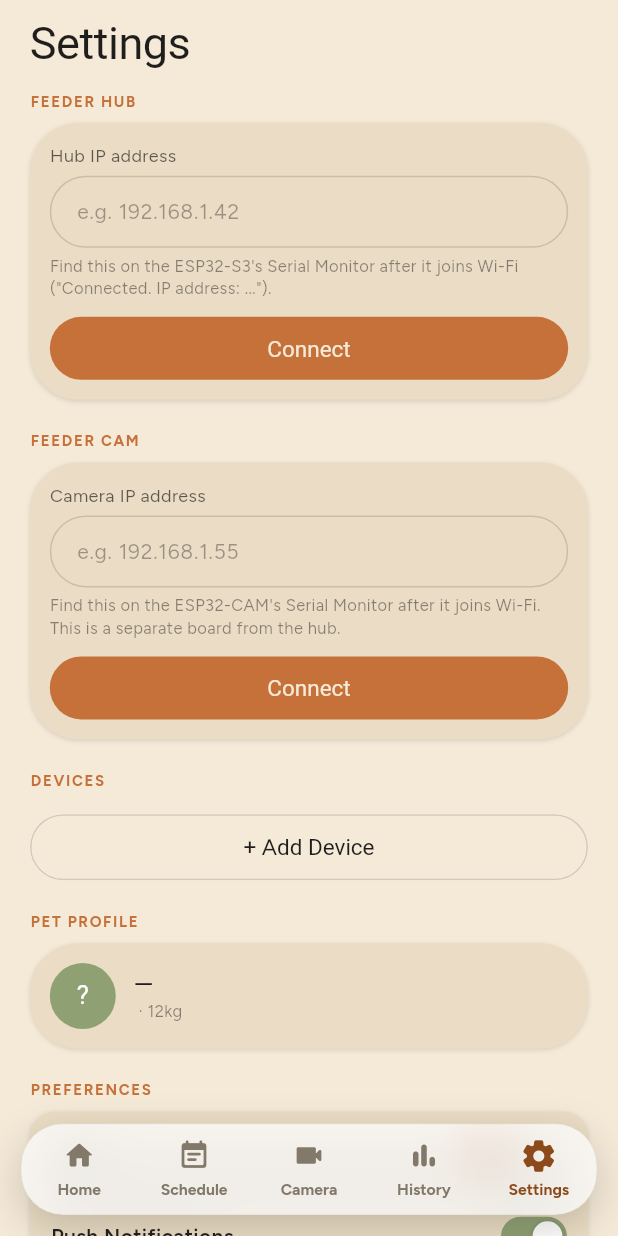
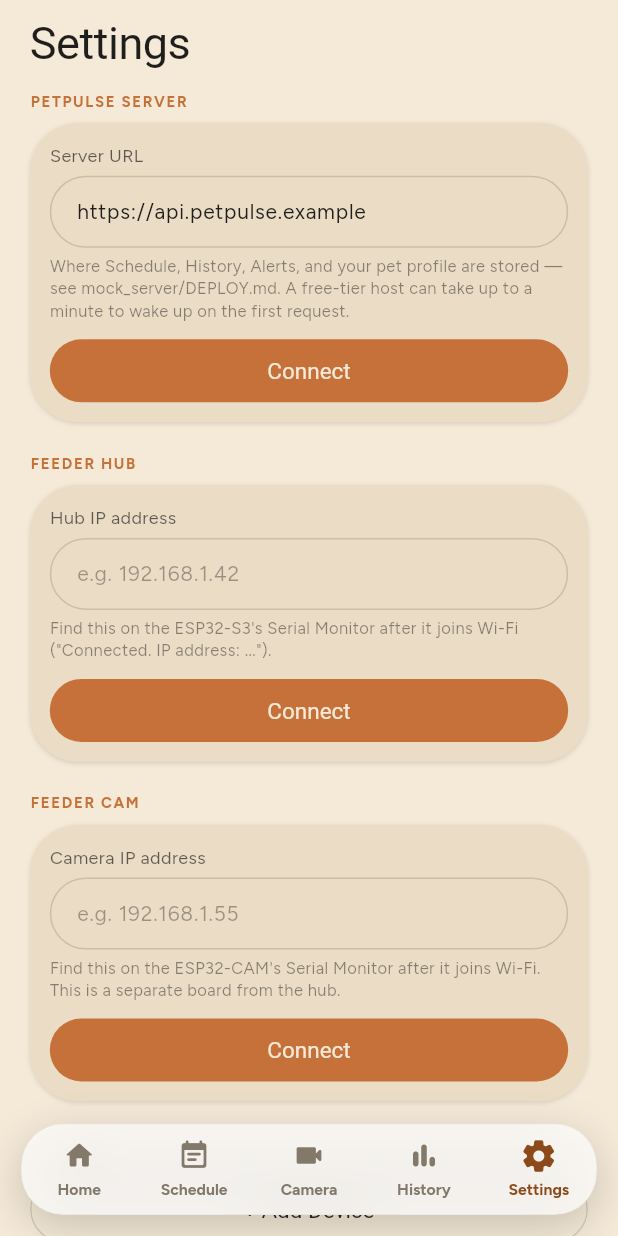
Before and after one commit to SriRamkunamsetty/Petpulse-SmartCare-App, a Flutter app: the RootShell screen opened directly, item 5 of the bottom bar chosen, on a phone screen of 412 x 824 dp. Run offline on Flutter 3.47's test engine with Material 3 defaults, Android fonts, the phone set to English and light mode, and no system bars; our stand-ins replace flutter_local_notifications, google_fonts, permission_handler, shared_preferences; missing offline and left inert: network_info_plus; accounts and stored records are empty; network calls fail; Roboto replaces fonts that are missing (Caprasimo).

Commit message:
Add missing PetPulse Server field to Settings
Settings only had Feeder Hub/Cam IP fields — there was no UI for the
cloud/mock server URL at all, so the Render URL had no home to be
entered into. Adds a "PetPulse Server" card matching the existing
Hub/Cam connection card pattern, with cold-start-aware health check.

Co-Authored-By: Claude Sonnet 5 <noreply@anthropic.com>
Claude-Session: https://claude.ai/code/session_011rVkzKzTU3YKGzo15omvvq

```diff
--- a/app/lib/screens/settings_screen.dart
+++ b/app/lib/screens/settings_screen.dart
@@ -31,6 +31,8 @@ class SettingsScreen extends StatelessWidget {
             child: Column(
               crossAxisAlignment: CrossAxisAlignment.start,
               children: [
+                const _ServerConnectionCard(),
+                const SizedBox(height: 20),
                 const _HubConnectionCard(),
                 const SizedBox(height: 20),
                 const _CamConnectionCard(),
@@ -249,6 +251,130 @@ class _DeviceRow extends StatelessWidget {
         DeviceKind.loadCell => 'Bowl weight sensor',
         DeviceKind.ultrasonic => 'Food-level sensor',
       };
+}
+
+/// Lets the user point the app at their deployed cloud/mock server (e.g. a
+/// Render URL) — this is where Schedule, History, Alerts, and the pet
+/// profile live; see docs/API_CONTRACT.md and mock_server/DEPLOY.md.
+/// Distinct from the Feeder Hub/Cam cards below, which are LAN-only IPs for
+/// the physical boards.
+class _ServerConnectionCard extends StatefulWidget {
+  const _ServerConnectionCard();
+
+  @override
+  State<_ServerConnectionCard> createState() => _ServerConnectionCardState();
+}
+
+class _ServerConnectionCardState extends State<_ServerConnectionCard> {
+  late final TextEditingController _controller;
+  bool _testing = false;
+  bool? _lastResult;
+
+  @override
+  void initState() {
+    super.initState();
+    _controller =
+        TextEditingController(text: context.read<ApiService>().cloudBaseUrl);
+  }
+
+  @override
+  void dispose() {
+    _controller.dispose();
+    super.dispose();
+  }
+
+  Future<void> _connect() async {
+    var url = _controller.text.trim();
+    if (url.isEmpty) return;
+    if (!url.startsWith('http://') && !url.startsWith('https://')) {
+      url = 'https://$url';
+    }
+    url = url.replaceFirst(RegExp(r'/+$'), '');
+    _controller.text = url;
+    setState(() {
+      _testing = true;
+      _lastResult = null;
+    });
+    final api = context.read<ApiService>();
+    final ok = await api.testCloudUrl(url);
+    if (ok) {
+      await api.setCloudBaseUrl(url);
+    }
+    if (!mounted) return;
+    setState(() {
+      _testing = false;
+      _lastResult = ok;
+    });
+  }
+
+  @override
+  Widget build(BuildContext context) {
+    return Column(
+      crossAxisAlignment: CrossAxisAlignment.start,
+      children: [
+        const PpCardKicker('PetPulse Server'),
+        const SizedBox(height: 8),
+        PpCard(
+          elevation: PpCardElevation.sm,
+          child: Column(
+            crossAxisAlignment: CrossAxisAlignment.start,
+            children: [
+              PpInput(
+                label: 'Server URL',
+                controller: _controller,
+                placeholder: 'https://your-service.onrender.com',
+              ),
+              const SizedBox(height: 4),
+              Text(
+                'Where Schedule, History, Alerts, and your pet profile are '
+                'stored — see mock_server/DEPLOY.md. A free-tier host can '
+                'take up to a minute to wake up on the first request.',
+                style: ppBody(
+                    size: 11, color: PpColors.text.withValues(alpha: 0.5)),
+              ),
+              const SizedBox(height: 12),
+              PpButton(
+                label: _testing ? 'Connecting…' : 'Connect',
+                height: 42,
+                onPressed: _testing ? null : _connect,
+              ),
+              if (_lastResult != null) ...[
+                const SizedBox(height: 8),
+                Row(
+                  crossAxisAlignment: CrossAxisAlignment.start,
+                  children: [
+                    Icon(
+                      _lastResult!
+                          ? Icons.check_circle_rounded
+                          : Icons.error_rounded,
+                      size: 16,
+                      color: _lastResult!
+                          ? PpColors.accent2_700
+                          : PpColors.accent700,
+                    ),
+                    const SizedBox(width: 6),
+                    Expanded(
+                      child: Text(
+                        _lastResult!
+                            ? 'Connected — Schedule, History, and Alerts will use this server.'
+                            : "Couldn't reach that URL. Check it's correct and the server is deployed.",
+                        style: ppBody(
+                          size: 12,
+                          color: _lastResult!
+                              ? PpColors.accent2_700
+                              : PpColors.accent700,
+                        ),
+                      ),
+                    ),
+                  ],
+                ),
+              ],
+            ],
+          ),
+        ),
+      ],
+    );
+  }
 }
 
 /// Lets the user point the app at a real ESP32-S3 hub's local IP.
--- a/app/lib/services/api_service.dart
+++ b/app/lib/services/api_service.dart
@@ -97,6 +97,33 @@ class ApiService {
 
   /// Same idea for the camera's own IP.
   Future<bool> testLocalCam(String ip) => _healthCheck(ip);
+
+  /// Same idea for the cloud/mock server's full URL (e.g. a Render
+  /// deployment) — used by the "PetPulse Server" card in Settings. Tolerates
+  /// a free-tier cold start the same way normal cloud calls do, so a sleepy
+  /// server doesn't read as "unreachable" on the first tap.
+  Future<bool> testCloudUrl(String url) async {
+    try {
+      final res = await _client
+          .get(Uri.parse('$url/health'))
+          .timeout(_cloudFirstTimeout);
+      return res.statusCode == 200;
+    } on TimeoutException {
+      isWakingCloud.value = true;
+      try {
+        final res = await _client
+            .get(Uri.parse('$url/health'))
+            .timeout(_cloudWakeTimeout);
+        return res.statusCode == 200;
+      } catch (_) {
+        return false;
+      } finally {
+        isWakingCloud.value = false;
+      }
+    } catch (_) {
+      return false;
+    }
+  }
 
   Future<bool> _healthCheck(String ip) async {
     try {
```
